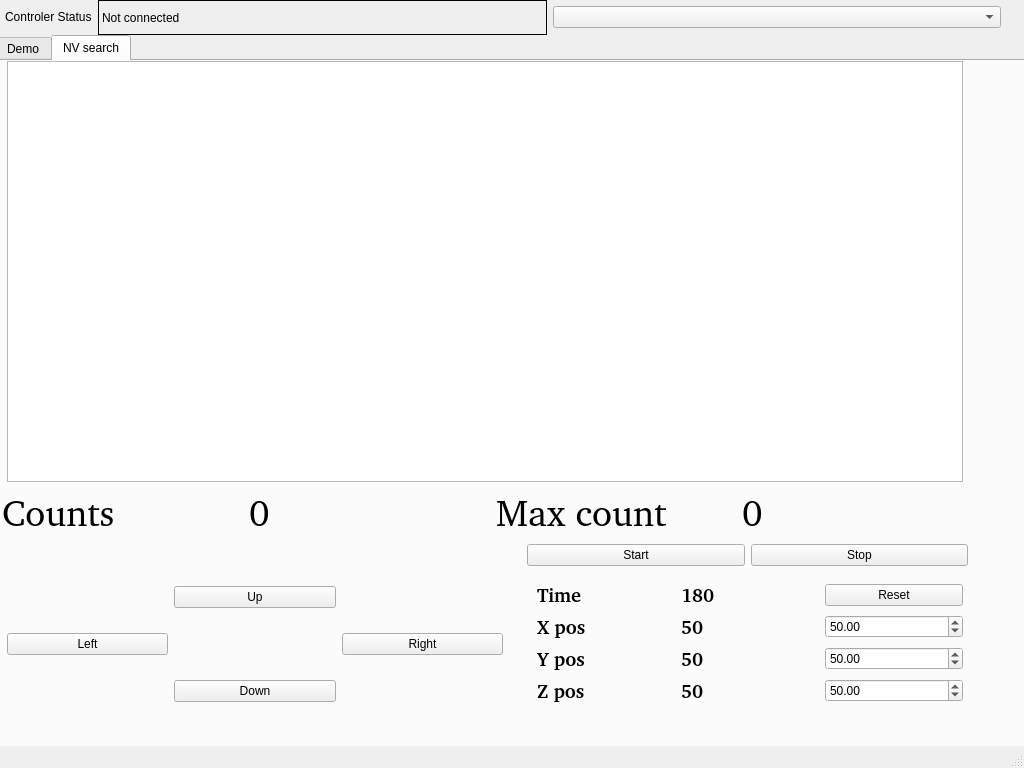
Above: diamondgui.ui from CQTools/Diamond_scan before the change. Below: the same form after it.
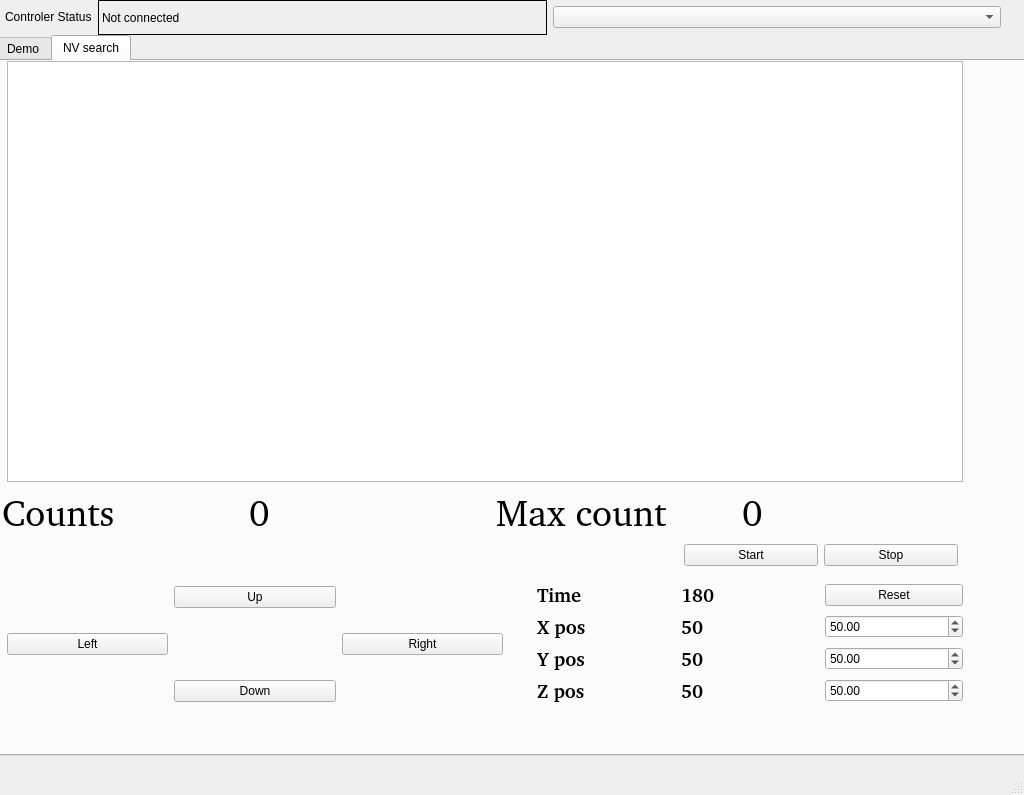
That is the form after the change. Custom widgets are drawn as their Qt base class.

Commit message: Waring labels added

Diff of the .ui file:
```diff
--- a/diamondgui.ui
+++ b/diamondgui.ui
@@ -7,7 +7,7 @@
     <x>0</x>
     <y>0</y>
     <width>1024</width>
-    <height>768</height>
+    <height>795</height>
    </rect>
   </property>
   <property name="windowTitle">
@@ -643,13 +643,26 @@
      <widget class="QWidget" name="horizontalLayoutWidget_3">
       <property name="geometry">
        <rect>
-        <x>530</x>
+        <x>10</x>
         <y>480</y>
-        <width>441</width>
+        <width>951</width>
         <height>29</height>
        </rect>
       </property>
-      <layout class="QHBoxLayout" name="horizontalLayout_9">
+      <layout class="QHBoxLayout" name="horizontalLayout_9" stretch="5,1,1">
+       <item>
+        <widget class="QLabel" name="label_msg">
+         <property name="font">
+          <font>
+           <family>Noto Sans [unknown]</family>
+           <pointsize>14</pointsize>
+          </font>
+         </property>
+         <property name="text">
+          <string/>
+         </property>
+        </widget>
+       </item>
        <item>
         <widget class="QPushButton" name="startButton">
          <property name="text">
```
Left out of the diff: 18 changed lines with no effect on the pictures.
